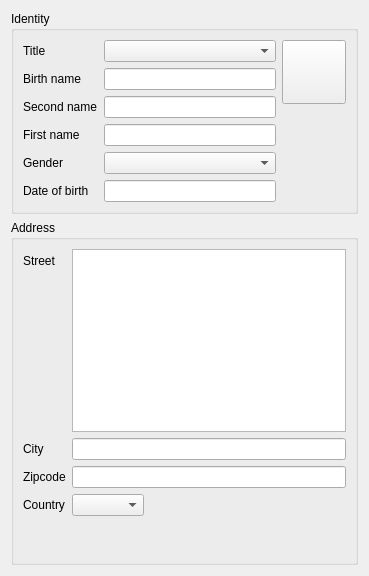
Qt form plugins/patientbaseplugin/identitywidget.ui (FreeHealth/freehealth) before a commit.
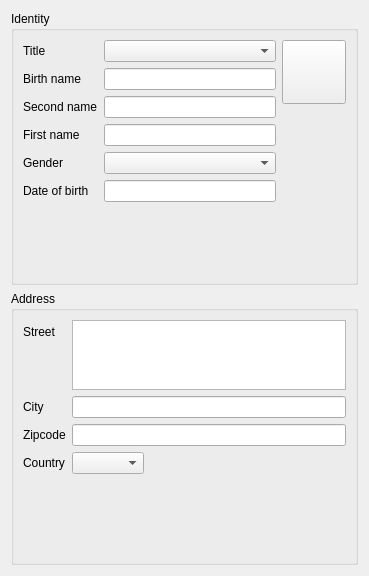
The same form after that commit. Custom widgets are drawn as their Qt base class.

Commit message: restrict address field height to 80px

What changed in the file:
```diff
--- a/plugins/patientbaseplugin/identitywidget.ui
+++ b/plugins/patientbaseplugin/identitywidget.ui
@@ -86,7 +86,17 @@
        </spacer>
       </item>
       <item row="0" column="1">
-       <widget class="QPlainTextEdit" name="street"/>
+       <widget class="QPlainTextEdit" name="street">
+        <property name="maximumSize">
+         <size>
+          <width>16777215</width>
+          <height>70</height>
+         </size>
+        </property>
+        <property name="tabChangesFocus">
+         <bool>true</bool>
+        </property>
+       </widget>
       </item>
      </layout>
     </widget>
```
The commit also changes 2 other files.
